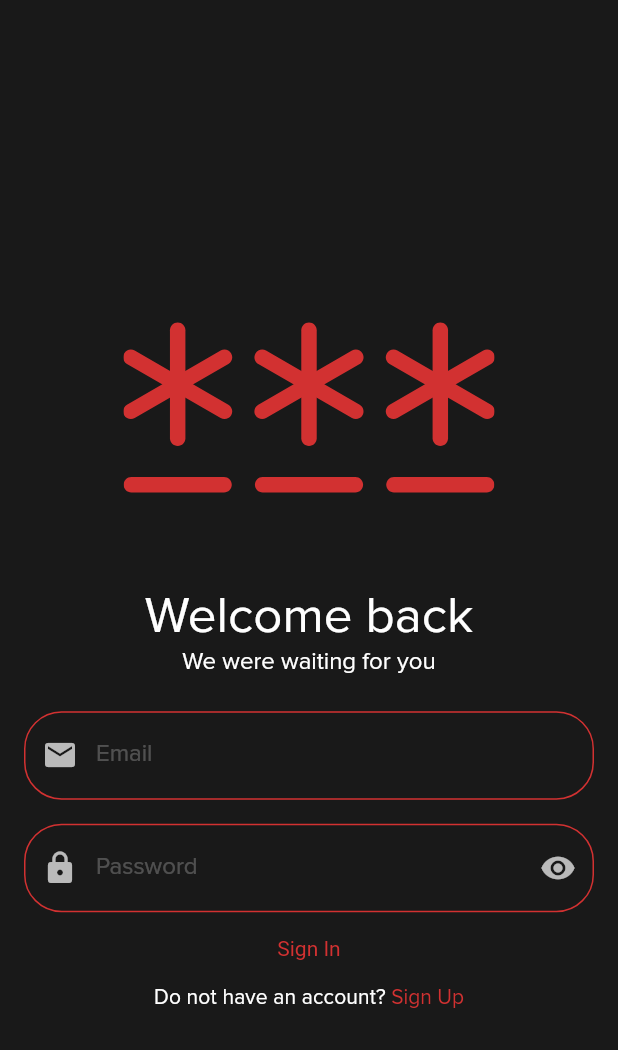
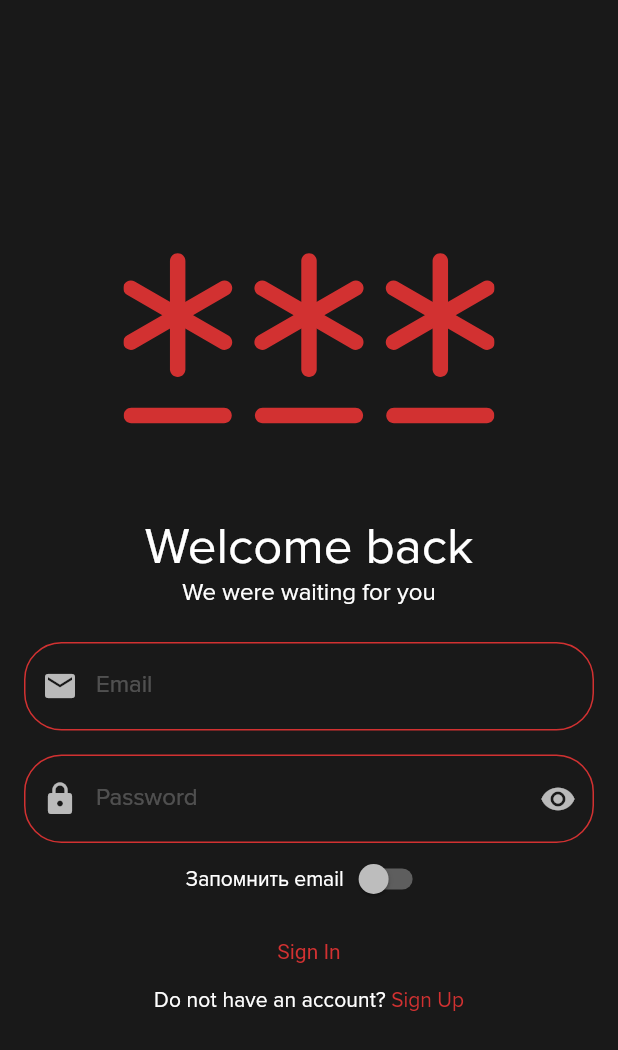
Before and after one commit to mozochek/sports_complex_app, a Flutter app: the screen it shows after launch, after a tap on "Sign In", on a phone screen of 412 x 824 dp. Shown: the top 1050 px of the screen. Run offline on Flutter 3.47's test engine with Material 2 defaults, Android fonts, the phone set to English and light mode, and no system bars; our stand-ins replace cloud_firestore, date_picker_timeline, firebase_auth, firebase_core, flutter_slidable, flutter_svg and 6 more; accounts and stored records are empty.

```diff
--- a/lib/main.dart
+++ b/lib/main.dart
@@ -19,7 +19,6 @@ Future<void> main() async {
     ],
   );
   await Hive.initFlutter();
-  await Hive.openBox<String>('auth');
   await Firebase.initializeApp();
   runApp(const Application());
 }
--- a/lib/src/application/sign_in/i_sign_in_bloc.dart
+++ b/lib/src/application/sign_in/i_sign_in_bloc.dart
@@ -3,6 +3,12 @@ typedef ChangeEmail = void Function(String);
 typedef ChangePassword = void Function(String);
 
 abstract class ISignInBloc {
+  Future<Map<String, dynamic>> getCachedData();
+
+  Stream<bool> get isEmailRememberedStream;
+
+  Function(bool) get changeIsEmailRemembered;
+
   /// Stream of email values
   Stream<String> get email;
 
--- a/lib/src/application/sign_in/sign_in_bloc.dart
+++ b/lib/src/application/sign_in/sign_in_bloc.dart
@@ -1,6 +1,7 @@
 import 'dart:async';
 
 import 'package:flutter/material.dart';
+import 'package:hive/hive.dart';
 import 'package:injectable/injectable.dart';
 import 'package:rxdart/rxdart.dart';
 
@@ -26,6 +27,38 @@ class SignInBloc extends ISignInBloc with SignInValidator {
   final _password = BehaviorSubject<String>();
 
   final AuthData _userAuthData = AuthData();
+
+  final _isEmailRemembered = BehaviorSubject<bool>()..add(false);
+
+  @override
+  Stream<bool> get isEmailRememberedStream => _isEmailRemembered.stream;
+
+  @override
+  Function(bool) get changeIsEmailRemembered => _isEmailRemembered.sink.add;
+
+  Future<String?> _getCachedEmail() async {
+    final authBox = await Hive.openBox<String>('auth');
+    final cachedEmail = authBox.get('email');
+    if (cachedEmail != null) {
+      changeEmail(cachedEmail);
+    }
+    await authBox.close();
+    return cachedEmail;
+  }
+
+  Future<bool?> _getCachedIsEmailRemembered() async {
+    final statesBox = await Hive.openBox<bool>('states');
+    final isEmailRemembered = statesBox.get('isEmailRemembered');
+    _isEmailRemembered.add(isEmailRemembered ?? false);
+    await statesBox.close();
+    return isEmailRemembered;
+  }
+
+  @override
+  Future<Map<String, dynamic>> getCachedData() async => <String, dynamic>{
+        'email': await _getCachedEmail(),
+        'isEmailRemembered': await _getCachedIsEmailRemembered(),
+      };
 
   @override
   Stream<String> get email => _email.stream.transform(_validateEmail);
@@ -78,6 +111,23 @@ class SignInBloc extends ISignInBloc with SignInValidator {
     // TODO: refactor
     try {
       await _auth.signInWithAuthData(_userAuthData);
+
+      final statesBox = await Hive.openBox<bool>('states');
+      await statesBox.put('isEmailRemembered', _isEmailRemembered.value!);
+      await statesBox.close();
+
+      // TODO: probably need to create caching bloc or service
+      // Caching email
+      final authBox = await Hive.openBox<String>('auth');
+      if (_isEmailRemembered.value!) {
+        await authBox.put(
+          'email',
+          _userAuthData.email,
+        );
+      } else {
+        await authBox.delete('email');
+      }
+      await authBox.close();
     } on SignInException catch (e) {
       debugPrint(
         'Application layer: inside $runtimeType: catch ${e.runtimeType}: ${e.enumCode}: ${e.description}',
@@ -109,7 +159,7 @@ class SignInBloc extends ISignInBloc with SignInValidator {
           // TODO: add behavior(as some pop up stuff)
           _email.sink.addError(e.description);
           break;
-        case SignInExceptionCode.unknown:
+        case SignInExceptionCode.networkProblems:
           _email.sink.addError(e.description);
           break;
       }
@@ -120,6 +170,7 @@ class SignInBloc extends ISignInBloc with SignInValidator {
   Future<void> dispose() async {
     await _email.close();
     await _password.close();
+    await _isEmailRemembered.close();
   }
 }
 
--- a/lib/src/presentation/sign_in/sign_in_screen.dart
+++ b/lib/src/presentation/sign_in/sign_in_screen.dart
@@ -4,7 +4,9 @@ import 'package:provider/provider.dart';
 import 'package:sports_complex_app/generated/l10n.dart';
 import 'package:sports_complex_app/src/application/sign_in/i_sign_in_bloc.dart';
 import 'package:sports_complex_app/src/presentation/common/email_text_field.dart';
+import 'package:sports_complex_app/src/presentation/common/loading_indicator_widget.dart';
 import 'package:sports_complex_app/src/presentation/common/password_text_field.dart';
+import 'package:sports_complex_app/src/presentation/common/simple_switch.dart';
 import 'package:sports_complex_app/src/presentation/sign_in/widgets/do_not_have_an_account_text.dart';
 import 'package:sports_complex_app/src/presentation/sign_in/widgets/sign_in_button.dart';
 import 'package:sports_complex_app/src/presentation/sign_in/widgets/sign_in_picture.dart';
@@ -20,7 +22,12 @@ class SignInScreen extends StatelessWidget {
 
     return Scaffold(
       body: SafeArea(
-        child: CustomScrollView(
+        child: FutureBuilder<Map<String, dynamic>>(
+          future: bloc.getCachedData(),
+          builder: (_, snapshot) {
+            if (snapshot.connectionState == ConnectionState.done) {
+              final cacheMap = snapshot.data!;
+              return CustomScrollView(
                 slivers: <Widget>[
                   SliverFillRemaining(
                     hasScrollBody: false,
@@ -28,9 +35,11 @@ class SignInScreen extends StatelessWidget {
                       mainAxisAlignment: MainAxisAlignment.center,
                       mainAxisSize: MainAxisSize.min,
                       children: <Widget>[
-                  Padding(
+                        Expanded(
+                          child: Padding(
                             padding: const EdgeInsets.all(8.0),
                             child: Column(
+                              mainAxisAlignment: MainAxisAlignment.end,
                               children: <Widget>[
                                 const SignInPicture(),
                                 Text(
@@ -46,11 +55,14 @@ class SignInScreen extends StatelessWidget {
                               ],
                             ),
                           ),
-                  Padding(
+                        ),
+                        Expanded(
+                          child: Padding(
                             padding: const EdgeInsets.all(16.0),
                             child: Column(
                               children: <Widget>[
                                 EmailTextField(
+                                  initialValue: cacheMap['email'] as String?,
                                   emailStream: bloc.email,
                                   onChanged: bloc.changeEmail,
                                 ),
@@ -61,15 +73,25 @@ class SignInScreen extends StatelessWidget {
                                     onChanged: bloc.changePassword,
                                   ),
                                 ),
+                                SimpleSwitch(
+                                  label: 'Запомнить email',
+                                  valueStream: bloc.isEmailRememberedStream,
+                                  onChanged: bloc.changeIsEmailRemembered,
+                                ),
                                 const SignInButton(),
                                 const DoNotHaveAnAccountText(),
                               ],
+                            ),
                           ),
                         ),
                       ],
                     ),
                   ),
                 ],
+              );
+            }
+            return const LoadingIndicator();
+          },
         ),
       ),
     );
```
Lines whose indentation alone changed are shown as unchanged.
